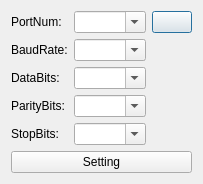
First picture: the form in scannerdialog.ui, repository eveningwyn/ICT_UR10, before the edit.
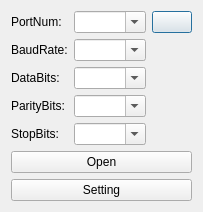
Second picture: the form after the edit. Icons and pictures are not drawn.

```diff
--- a/scannerdialog.ui
+++ b/scannerdialog.ui
@@ -7,7 +7,7 @@
     <x>0</x>
     <y>0</y>
     <width>193</width>
-    <height>176</height>
+    <height>205</height>
    </rect>
   </property>
   <property name="windowTitle">
@@ -99,7 +99,7 @@
      </property>
     </widget>
    </item>
-   <item row="5" column="0" colspan="3">
+   <item row="6" column="0" colspan="3">
     <widget class="QPushButton" name="pushButtonSetting">
      <property name="text">
       <string>Setting</string>
@@ -110,6 +110,13 @@
      </property>
     </widget>
    </item>
+   <item row="5" column="0" colspan="3">
+    <widget class="QPushButton" name="pushButtonOpen">
+     <property name="text">
+      <string>Open</string>
+     </property>
+    </widget>
+   </item>
   </layout>
  </widget>
  <resources>
```
Left out of the diff: 84 changed lines with no effect on the pictures.
